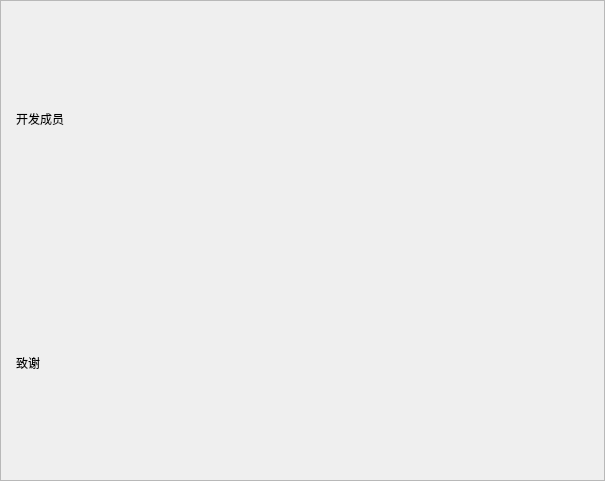
The window that gui/widgets/avatar/ui/avatar_widget.ui (JunNanLYS/AutoStarRail) describes before a commit, drawn with Qt 5.
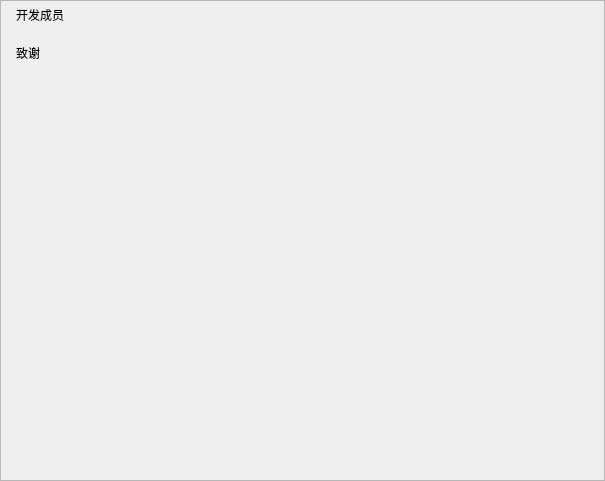
The same window after the commit. Custom widgets are drawn as their Qt base class.

```diff
--- a/gui/widgets/avatar/ui/avatar_widget.ui
+++ b/gui/widgets/avatar/ui/avatar_widget.ui
@@ -99,6 +99,19 @@
          </item>
         </layout>
        </item>
+       <item>
+        <spacer name="verticalSpacer">
+         <property name="orientation">
+          <enum>Qt::Vertical</enum>
+         </property>
+         <property name="sizeHint" stdset="0">
+          <size>
+           <width>20</width>
+           <height>40</height>
+          </size>
+         </property>
+        </spacer>
+       </item>
       </layout>
      </widget>
     </widget>
```
